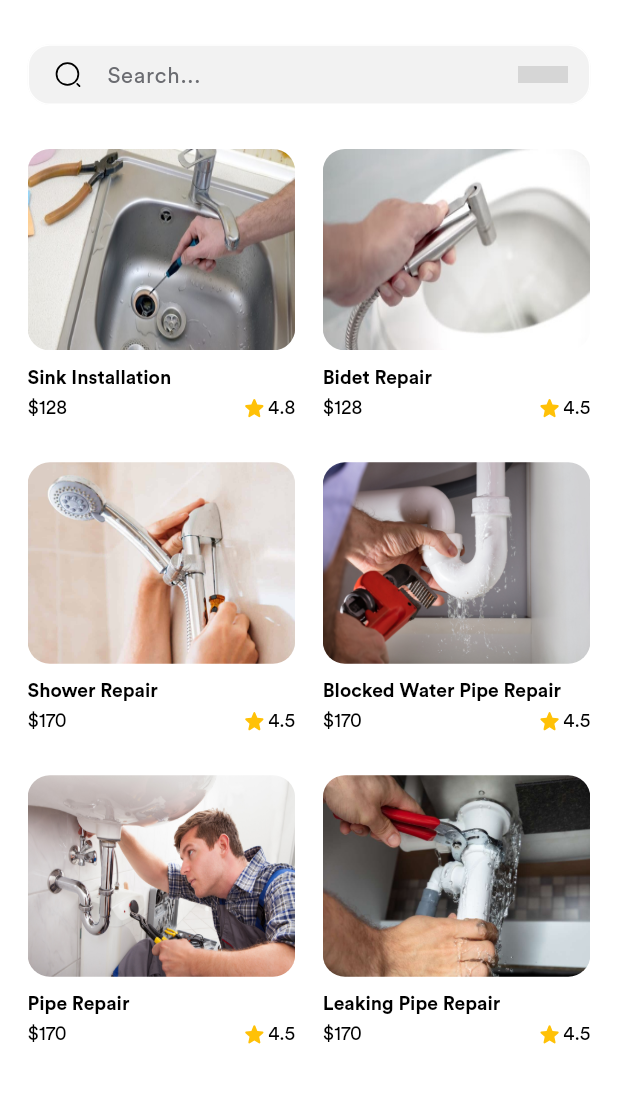
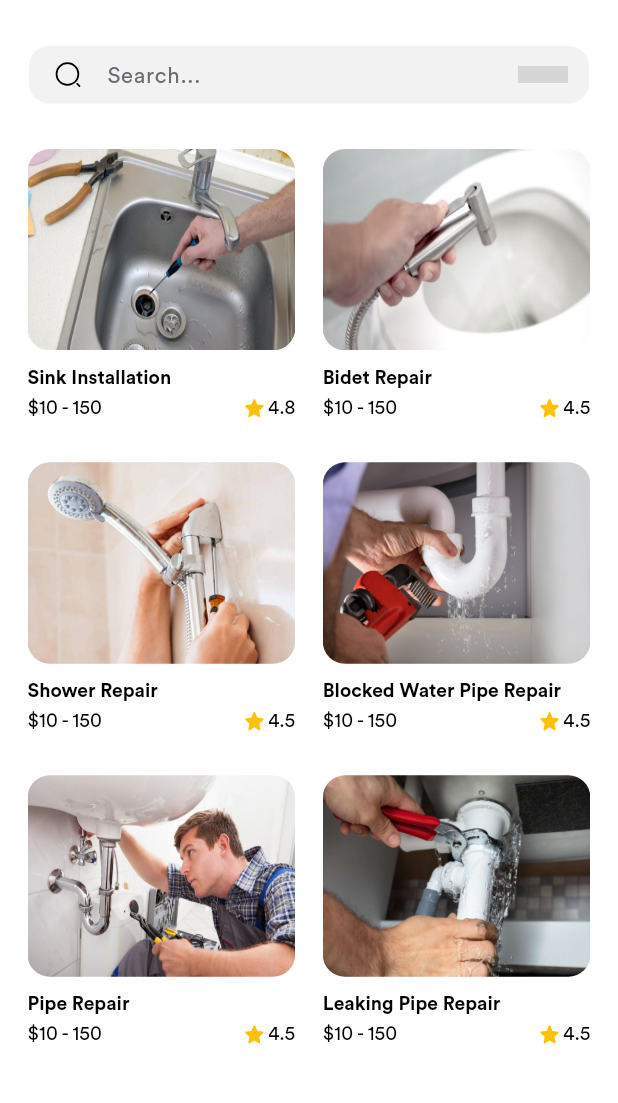
Before and after one commit to Bayail7/home-maintenance, a Flutter app: the PlumbingScreen screen opened by its route, on a phone screen of 412 x 824 dp, the part 69-1172 px from its top. Run offline on Flutter 3.47's test engine with Material 3 defaults, Android fonts, the phone set to English and light mode, and no system bars; our stand-ins replace cloud_firestore, firebase_auth, firebase_core, flutter_otp_text_field, flutter_screenutil, flutter_staggered_animations and 7 more; missing offline and left inert: flutter_clean_calendar, html_editor_enhanced; accounts and stored records are empty; grey boxes are pictures that could not be loaded.

Commit message:
completing everything about services & and order detail page

```diff
--- a/flutter_service4u_app/flutter_service4u_app/lib/datafile/datafile.dart
+++ b/flutter_service4u_app/flutter_service4u_app/lib/datafile/datafile.dart
@@ -130,16 +130,17 @@ class DataFile {
     ];
   }
 
+
   static List<AllacService> getAllacService() {
     return [
       AllacService(
-          "ac_service_1st.png", "AC Repair Service", "30.00", "4.2", "10", 1),
+          "ac_service_1st.png", "AC Repair Service", "10 - 150", "4.2", "10", 1),
       AllacService(
-          "ac_service_2nd.png", "AC Installation", "30.00", "4.8", "", 2),
+          "ac_service_2nd.png", "AC Installation", "10 - 150", "4.8", "", 2),
       AllacService(
-          "ac_service_3rd.png", "AC leak detection", "30.00", "4.5", "", 3),
-      AllacService("ac_service_4th.png", "AC cleaning", "30.00", "4.0", "", 4),
-      AllacService("ac_service_5th.png", "AC compressor repairing", "30.00",
+          "ac_service_3rd.png", "AC leak detection", "10 - 150", "4.5", "", 3),
+      AllacService("ac_service_4th.png", "AC cleaning", "10 - 150", "4.0", "", 4),
+      AllacService("ac_service_5th.png", "AC compressor repairing", "10 - 150",
           "4.2", "", 5),
     ];
   }
@@ -155,11 +156,11 @@ class DataFile {
 /*
 String? image,   String? rate,   String? ratting,   String? serviceName,   String? numberOfReview,   int? id,
  */
-  static List<ApplianceService> getApplianceService() {
+   static List<ApplianceService> getApplianceService() {
     return [
       ApplianceService(
         image: "appliance_service_1st.jpg",
-        price: "128",
+        price: "10 - 150",
         rating: "4.8",
         title: "Refrigerator Repair",
         discount: "87",
@@ -167,7 +168,7 @@ String? image,   String? rate,   String? ratting,   String? serviceName,   Strin
       ),
       ApplianceService(
         image: "appliance_service_2nd.jpg",
-        price: "128",
+        price: "10 - 150",
         rating: "4.5",
         title: "Dishwasher Repair",
         discount: "87",
@@ -175,7 +176,7 @@ String? image,   String? rate,   String? ratting,   String? serviceName,   Strin
       ),
       ApplianceService(
         image: "appliance_service_3rd.jpeg",
-        price: "170",
+        price: "10 - 150",
         rating: "4.5",
         title: "Washing Machine Repair",
         discount: "87",
@@ -183,7 +184,7 @@ String? image,   String? rate,   String? ratting,   String? serviceName,   Strin
       ),
       ApplianceService(
         image: "appliance_service_4th.jpg",
-        price: "170",
+        price: "10 - 150",
         rating: "4.5",
         title: "TV Repair",
         discount: "87",
@@ -191,7 +192,7 @@ String? image,   String? rate,   String? ratting,   String? serviceName,   Strin
       ),
       ApplianceService(
         image: "appliance_service_5th.jpeg",
-        price: "170",
+        price: "10 - 150",
         rating: "4.5",
         title: "Oven Repair",
         discount: "87",
@@ -199,12 +200,11 @@ String? image,   String? rate,   String? ratting,   String? serviceName,   Strin
       ),
     ];
   }
-
-  static List<ElectronicsService> getElectronicsService() {
+ static List<ElectronicsService> getElectronicsService() {
     return [
       ElectronicsService(
         image: "electronics_service_1st.jpg",
-        price: "128",
+        price: "10 - 150",
         rating: "4.8",
         title: "Installing Lamps & Lights ",
         discount: "87",
@@ -212,7 +212,7 @@ String? image,   String? rate,   String? ratting,   String? serviceName,   Strin
       ),
       ElectronicsService(
         image: "electronics_service_2nd.jpg",
-        price: "128",
+        price: "10 - 150",
         rating: "4.5",
         title: "Changing electric outlet",
         discount: "87",
@@ -220,7 +220,7 @@ String? image,   String? rate,   String? ratting,   String? serviceName,   Strin
       ),
       ElectronicsService(
         image: "electronics_service_4th.jpeg",
-        price: "170",
+        price: "10 - 150",
         rating: "4.5",
         title: "Cable test termination",
         discount: "87",
@@ -228,7 +228,7 @@ String? image,   String? rate,   String? ratting,   String? serviceName,   Strin
       ),
       ElectronicsService(
         image: "electronics_service_3rd.jpg",
-        price: "170",
+        price: "10 - 150",
         rating: "4.5",
         title: "Laying cables",
         discount: "87",
@@ -236,12 +236,11 @@ String? image,   String? rate,   String? ratting,   String? serviceName,   Strin
       ),
     ];
   }
-
   static List<PlumbingService> getPlumbingService() {
     return [
       PlumbingService(
         image: "plumbing_service_1st.jpg",
-        price: "128",
+        price: "10 - 150",
         rating: "4.8",
         title: "Sink Installation",
         discount: "87",
@@ -249,7 +248,7 @@ String? image,   String? rate,   String? ratting,   String? serviceName,   Strin
       ),
       PlumbingService(
         image: "plumbing_service_2nd.jpg",
-        price: "128",
+        price: "10 - 150",
         rating: "4.5",
         title: "Bidet Repair",
         discount: "87",
@@ -257,7 +256,7 @@ String? image,   String? rate,   String? ratting,   String? serviceName,   Strin
       ),
       PlumbingService(
         image: "plumbing_service_3rd.jpeg",
-        price: "170",
+        price: "10 - 150",
         rating: "4.5",
         title: "Shower Repair",
         discount: "87",
@@ -265,7 +264,7 @@ String? image,   String? rate,   String? ratting,   String? serviceName,   Strin
       ),
       PlumbingService(
         image: "plumbing_service_4th.jpg",
-        price: "170",
+        price: "10 - 150",
         rating: "4.5",
         title: "Blocked Water Pipe Repair",
         discount: "87",
@@ -273,7 +272,7 @@ String? image,   String? rate,   String? ratting,   String? serviceName,   Strin
       ),
       PlumbingService(
         image: "plumbing_service_5th.jpg",
-        price: "170",
+        price: "10 - 150",
         rating: "4.5",
         title: "Pipe Repair",
         discount: "87",
@@ -281,7 +280,7 @@ String? image,   String? rate,   String? ratting,   String? serviceName,   Strin
       ),
       PlumbingService(
         image: "plumbing_service_6th.jpg",
-        price: "170",
+        price: "10 - 150",
         rating: "4.5",
         title: "Leaking Pipe Repair",
         discount: "87",
```
Also changed, not shown: flutter_service4u_app/flutter_service4u_app/lib/controller/controller.dart (+51 -0 lines), flutter_service4u_app/flutter_service4u_app/lib/view/home_tab/categories_screens/ac_repair_categories_screens/ac_repair_service_detail_screen.dart (+4 -4 lines), flutter_service4u_app/flutter_service4u_app/lib/view/home_tab/categories_screens/ac_repair_categories_screens/service_book_now_bottom_sheet.dart (+22 -1 lines), flutter_service4u_app/flutter_service4u_app/lib/view/home_tab/categories_screens/appliance_categories_screens/appliance_categories_screen.dart (+6 -4 lines), flutter_service4u_app/flutter_service4u_app/lib/view/home_tab/categories_screens/electronics_categories_screens/electronics_screen.dart (+8 -4 lines), flutter_service4u_app/flutter_service4u_app/lib/view/home_tab/categories_screens/plumbing_categories_screens/plumbing_screen.dart (+8 -4 lines), flutter_service4u_app/flutter_service4u_app/assets/image.png (added).
